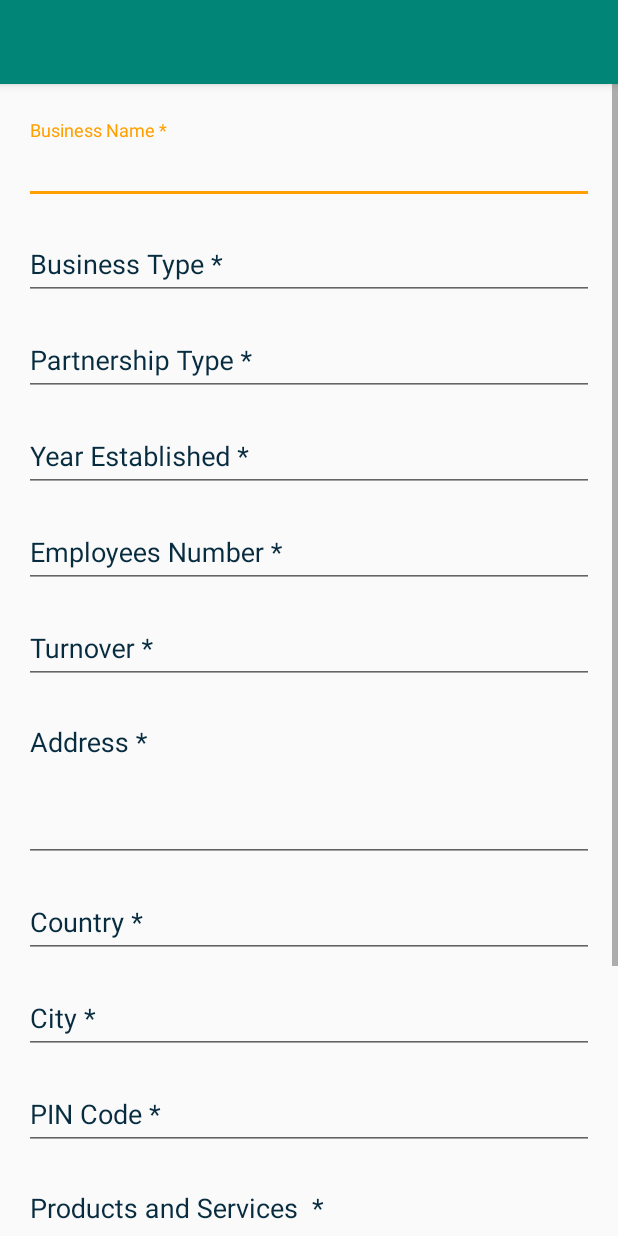
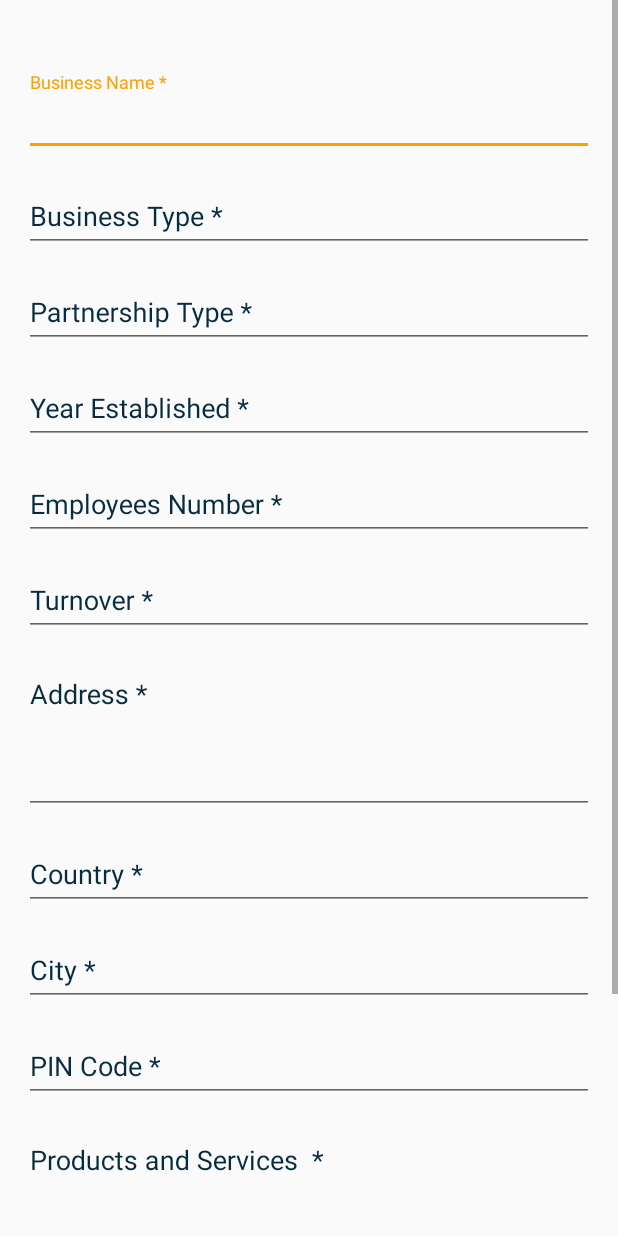
Before and after one commit to amroshehk/BusinessApp, an Android app: the layout activity_save_business.xml on its own in the app's theme, with its tools: preview values and no code run, on a phone screen of 412 x 824 dp. Run offline under Robolectric (Android 15) with nearby library versions, the phone set to English and light mode, and no system bars.

Commit message:
fixed bug toolbar savebusiness

```diff
--- a/app/src/main/java/com/digits/business/activities/SaveBusinessActivity.java
+++ b/app/src/main/java/com/digits/business/activities/SaveBusinessActivity.java
@@ -155,8 +155,8 @@ public class SaveBusinessActivity extends AppCompatActivity {
 
         context = this;
 
-        Toolbar toolbar = findViewById(R.id.toolbar);
-        setSupportActionBar(toolbar);
+//        Toolbar toolbar = findViewById(R.id.toolbar);
+//        setSupportActionBar(toolbar);
 
         PreferenceHelper preferenceHelper = new PreferenceHelper(context);
         userId = preferenceHelper.getSettingValueId();
--- a/app/src/main/res/layout/activity_save_business.xml
+++ b/app/src/main/res/layout/activity_save_business.xml
@@ -6,25 +6,25 @@
     android:layout_height="match_parent"
     tools:context=".activities.SaveBusinessActivity">
 
-    <com.google.android.material.appbar.AppBarLayout
-        android:layout_width="match_parent"
-        android:layout_height="wrap_content"
-        android:theme="@style/AppTheme.AppBarOverlay">
+    <!--<com.google.android.material.appbar.AppBarLayout-->
+        <!--android:layout_width="match_parent"-->
+        <!--android:layout_height="wrap_content"-->
+        <!--android:theme="@style/AppTheme.AppBarOverlay">-->
 
-        <androidx.appcompat.widget.Toolbar
-            android:id="@+id/toolbar"
-            android:layout_width="match_parent"
-            android:layout_height="?attr/actionBarSize"
-            android:background="?attr/colorPrimary"
-            app:popupTheme="@style/AppTheme.PopupOverlay" />
+        <!--<androidx.appcompat.widget.Toolbar-->
+            <!--android:id="@+id/toolbar"-->
+            <!--android:layout_width="match_parent"-->
+            <!--android:layout_height="?attr/actionBarSize"-->
+            <!--android:background="?attr/colorPrimary"-->
+            <!--app:popupTheme="@style/AppTheme.PopupOverlay" />-->
 
-    </com.google.android.material.appbar.AppBarLayout>
+    <!--</com.google.android.material.appbar.AppBarLayout>-->
 
     <include
         layout="@layout/content_save_business"
         android:layout_width="match_parent"
         android:layout_height="match_parent"
-        android:layout_marginTop="32dp">
+        >
 
     </include>
 
```
